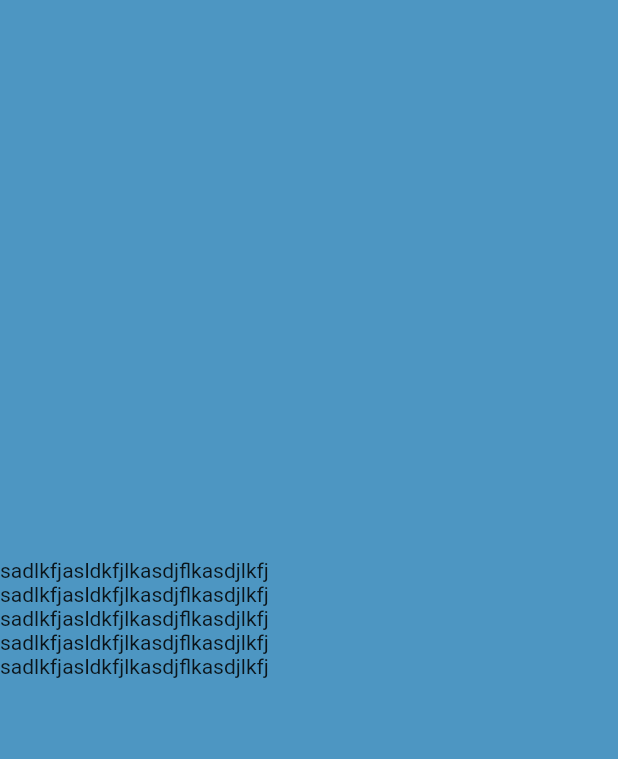
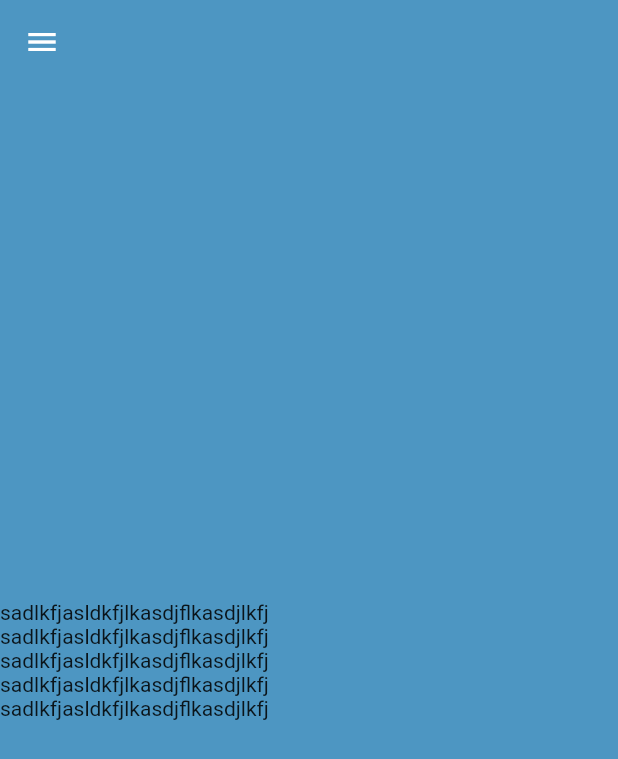
Before and after one commit to mins4416/flutter_timer, a Flutter app: the screen it shows after launch, on a phone screen of 412 x 824 dp. Shown: the top 759 px of the screen. Run offline on Flutter 3.47's test engine with Material 2 defaults, Android fonts, the phone set to English and light mode, and no system bars; our stand-ins replace flutter_svg, introduction_screen.

Commit message:
remove shadow on the appbar of mainpagechoice.dart

```diff
--- a/lib/main_page_choice.dart
+++ b/lib/main_page_choice.dart
@@ -16,6 +16,10 @@ class MainPageChoiceState extends State<MainPageChoiceApp> {
   Widget build(BuildContext context) {
     return Scaffold(
       backgroundColor: Color.fromRGBO(77, 150, 194, 1.0),
+      appBar: AppBar(
+        backgroundColor: Color.fromRGBO(77, 150, 194, 1.0),
+        elevation: 0, //remove shadow
+      ),
       body: Container(
         child: Column(
           mainAxisAlignment: MainAxisAlignment.center,
```
